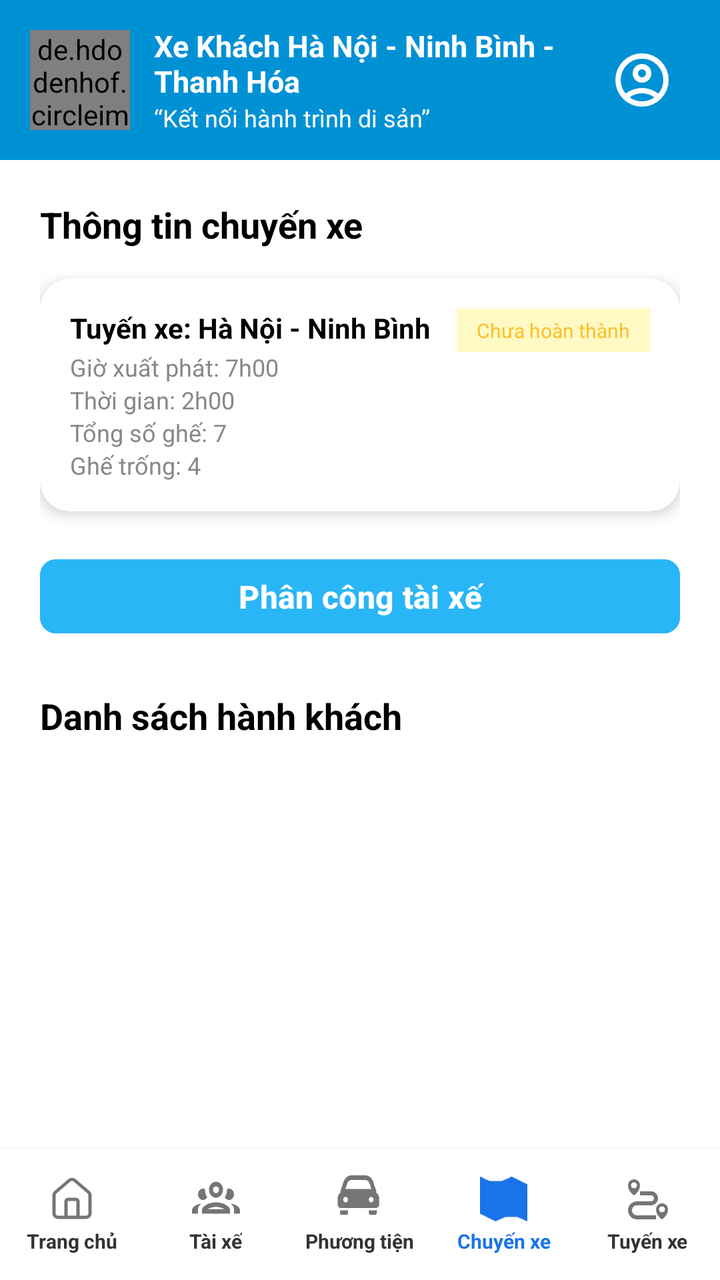
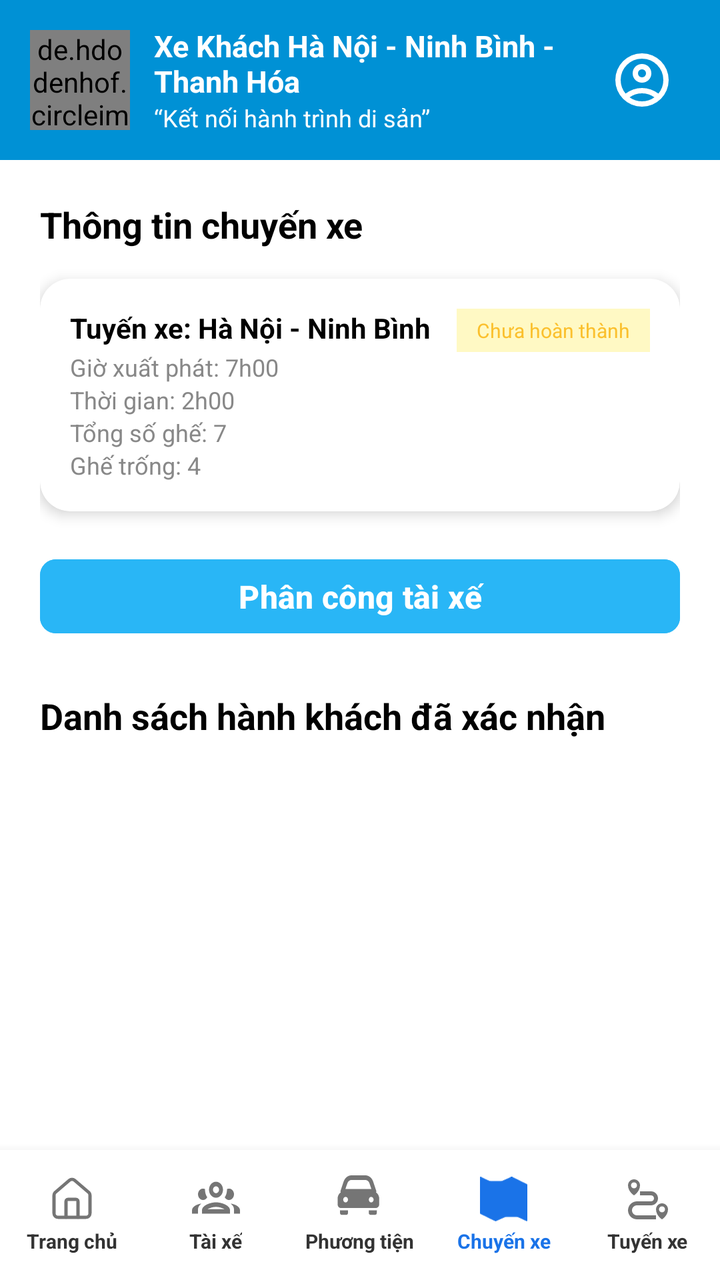

Compare the two renders of this Android layout. The source of the first and the diff that turns it into the second are given below.
<!-- AndroidManifest.xml: application theme Theme.VeXeApp -->
<!-- res/layout/activity_trip_detail.xml -->
<?xml version="1.0" encoding="utf-8"?>
<androidx.constraintlayout.widget.ConstraintLayout xmlns:android="http://schemas.android.com/apk/res/android"
    xmlns:app="http://schemas.android.com/apk/res-auto"
    android:layout_width="match_parent"
    android:layout_height="match_parent"
    android:background="#FFFFFF">

    
    <LinearLayout
        android:id="@+id/header"
        android:layout_width="match_parent"
        android:layout_height="80dp"
        android:background="#0091D5"
        android:gravity="center_vertical"
        android:orientation="horizontal"
        android:paddingHorizontal="15dp"
        app:layout_constraintTop_toTopOf="parent">

        <de.hdodenhof.circleimageview.CircleImageView
            android:id="@+id/imgLogo"
            android:layout_width="50dp"
            android:layout_height="50dp"
            android:src="@drawable/logo"
            app:civ_border_color="@color/white"
            app:civ_border_width="1dp" />

        <LinearLayout
            android:layout_width="0dp"
            android:layout_height="wrap_content"
            android:layout_marginStart="12dp"
            android:layout_weight="1"
            android:orientation="vertical">

            <TextView
                android:layout_width="wrap_content"
                android:layout_height="wrap_content"
                android:text="@string/nha_xe_name"
                android:textColor="@color/white"
                android:textSize="15sp"
                android:textStyle="bold" />

            <TextView
                android:layout_width="wrap_content"
                android:layout_height="wrap_content"
                android:text="“Kết nối hành trình di sản”"
                android:textColor="@color/white"
                android:textSize="12sp" />
        </LinearLayout>

        <ImageView
            android:id="@+id/imgOpProfile"
            android:layout_width="48dp"
            android:layout_height="48dp"
            android:padding="8dp"
            android:src="@drawable/account_circle"
            app:tint="@color/white" />
    </LinearLayout>

    <ScrollView
        android:layout_width="match_parent"
        android:layout_height="0dp"
        app:layout_constraintBottom_toTopOf="@+id/bottom_nav"
        app:layout_constraintTop_toBottomOf="@id/header">

        <LinearLayout
            android:layout_width="match_parent"
            android:layout_height="wrap_content"
            android:orientation="vertical"
            android:padding="20dp">

            <TextView
                android:layout_width="wrap_content"
                android:layout_height="wrap_content"
                android:text="Thông tin chuyến xe"
                android:textColor="#000000"
                android:textSize="18sp"
                android:textStyle="bold"
                android:layout_marginBottom="15dp"/>

            
            <androidx.cardview.widget.CardView
                android:layout_width="match_parent"
                android:layout_height="wrap_content"
                app:cardCornerRadius="15dp"
                app:cardElevation="4dp"
                android:layout_marginBottom="20dp">

                <RelativeLayout
                    android:layout_width="match_parent"
                    android:layout_height="wrap_content"
                    android:padding="15dp">

                    <LinearLayout
                        android:layout_width="wrap_content"
                        android:layout_height="wrap_content"
                        android:orientation="vertical">

                        <TextView
                            android:id="@+id/tvRouteName"
                            android:layout_width="wrap_content"
                            android:layout_height="wrap_content"
                            android:text="Tuyến xe: Hà Nội - Ninh Bình"
                            android:textColor="#000000"
                            android:textStyle="bold"
                            android:textSize="14sp" />

                        <TextView
                            android:id="@+id/tvTime"
                            android:layout_width="wrap_content"
                            android:layout_height="wrap_content"
                            android:text="Giờ xuất phát: 7h00"
                            android:textColor="#888888"
                            android:textSize="12sp"
                            android:layout_marginTop="2dp"/>

                        <TextView
                            android:id="@+id/tvDuration"
                            android:layout_width="wrap_content"
                            android:layout_height="wrap_content"
                            android:text="Thời gian: 2h00"
                            android:textColor="#888888"
                            android:textSize="12sp" />

                        <TextView
                            android:id="@+id/tvTotalSeats"
                            android:layout_width="wrap_content"
                            android:layout_height="wrap_content"
                            android:text="Tổng số ghế: 7"
                            android:textColor="#888888"
                            android:textSize="12sp" />

                        <TextView
                            android:id="@+id/tvAvailableSeats"
                            android:layout_width="wrap_content"
                            android:layout_height="wrap_content"
                            android:text="Ghế trống: 4"
                            android:textColor="#888888"
                            android:textSize="12sp" />

                    </LinearLayout>

                    <LinearLayout
                        android:id="@+id/layoutStatusSelection"
                        android:layout_width="wrap_content"
                        android:layout_height="wrap_content"
                        android:layout_alignParentEnd="true"
                        android:orientation="vertical"
                        android:gravity="end">

                        <TextView
                            android:id="@+id/tvStatus"
                            android:layout_width="wrap_content"
                            android:layout_height="wrap_content"
                            android:background="#FFF9C4"
                            android:paddingHorizontal="10dp"
                            android:paddingVertical="4dp"
                            android:text="Chưa hoàn thành"
                            android:textColor="#FBC02D"
                            android:textSize="10sp"
                            android:clickable="true"
                            android:focusable="true"/>

                        <TextView
                            android:id="@+id/tvStatusOption"
                            android:layout_width="wrap_content"
                            android:layout_height="wrap_content"
                            android:layout_marginTop="5dp"
                            android:background="#E8F5E9"
                            android:paddingHorizontal="10dp"
                            android:paddingVertical="4dp"
                            android:text="Hoàn thành"
                            android:textColor="#4CAF50"
                            android:textSize="10sp"
                            android:visibility="gone"
                            android:clickable="true"
                            android:focusable="true"/>
                    </LinearLayout>
                </RelativeLayout>
            </androidx.cardview.widget.CardView>

            <com.google.android.material.button.MaterialButton
                android:id="@+id/btnAssign"
                android:layout_width="match_parent"
                android:layout_height="45dp"
                android:backgroundTint="#29B6F6"
                android:text="Phân công tài xế"
                android:textAllCaps="false"
                android:textSize="16sp"
                android:textStyle="bold"
                app:cornerRadius="8dp" />

            <TextView
                android:layout_width="wrap_content"
                android:layout_height="wrap_content"
                android:text="Danh sách hành khách"
                android:textColor="#000000"
                android:textSize="18sp"
                android:textStyle="bold"
                android:layout_marginTop="25dp"
                android:layout_marginBottom="15dp"/>

            <androidx.recyclerview.widget.RecyclerView
                android:id="@+id/rvPassengers"
                android:layout_width="match_parent"
                android:layout_height="wrap_content"
                android:nestedScrollingEnabled="false" />

        </LinearLayout>
    </ScrollView>

    
    <LinearLayout
        android:id="@+id/bottom_nav"
        android:layout_width="match_parent"
        android:layout_height="65dp"
        android:background="@color/white"
        android:elevation="8dp"
        android:orientation="horizontal"
        android:gravity="center_vertical"
        app:layout_constraintBottom_toBottomOf="parent">
        <LinearLayout android:id="@+id/nav_home_op_main" android:layout_width="0dp" android:layout_height="wrap_content" android:layout_weight="1" android:gravity="center" android:orientation="vertical"><ImageView android:layout_width="24dp" android:layout_height="24dp" android:src="@drawable/tc" app:tint="#757575"/><TextView android:layout_width="wrap_content" android:layout_height="wrap_content" android:text="Trang chủ" android:textSize="10sp" android:textColor="#333333" android:textStyle="bold" android:layout_marginTop="2dp"/></LinearLayout>
        <LinearLayout android:id="@+id/nav_driver_op" android:layout_width="0dp" android:layout_height="wrap_content" android:layout_weight="1" android:gravity="center" android:orientation="vertical"><ImageView android:layout_width="24dp" android:layout_height="24dp" android:src="@drawable/taixe" app:tint="#757575" /><TextView android:layout_width="wrap_content" android:layout_height="wrap_content" android:text="Tài xế" android:textSize="10sp" android:textColor="#333333" android:textStyle="bold" android:layout_marginTop="2dp" /></LinearLayout>
        <LinearLayout android:id="@+id/nav_vehicle_op" android:layout_width="0dp" android:layout_height="wrap_content" android:layout_weight="1" android:gravity="center" android:orientation="vertical"><ImageView android:layout_width="24dp" android:layout_height="24dp" android:src="@drawable/pt" app:tint="#757575" /><TextView android:layout_width="wrap_content" android:layout_height="wrap_content" android:text="Phương tiện" android:textSize="10sp" android:textColor="#333333" android:textStyle="bold" android:layout_marginTop="2dp" /></LinearLayout>
        <LinearLayout android:id="@+id/nav_trip_op" android:layout_width="0dp" android:layout_height="wrap_content" android:layout_weight="1" android:gravity="center" android:orientation="vertical"><ImageView android:layout_width="24dp" android:layout_height="24dp" android:src="@drawable/cx" app:tint="#1A73E8" /><TextView android:layout_width="wrap_content" android:layout_height="wrap_content" android:text="Chuyến xe" android:textSize="10sp" android:textColor="#1A73E8" android:textStyle="bold" android:layout_marginTop="2dp" /></LinearLayout>
        <LinearLayout android:id="@+id/nav_route_op" android:layout_width="0dp" android:layout_height="wrap_content" android:layout_weight="1" android:gravity="center" android:orientation="vertical"><ImageView android:layout_width="24dp" android:layout_height="24dp" android:src="@drawable/txe" app:tint="#757575" /><TextView android:layout_width="wrap_content" android:layout_height="wrap_content" android:text="Tuyến xe" android:textSize="10sp" android:textColor="#333333" android:textStyle="bold" android:layout_marginTop="2dp" /></LinearLayout>
    </LinearLayout>

</androidx.constraintlayout.widget.ConstraintLayout>
<!-- resources referenced by this layout -->
<resources>
  <color name="white">#FFFFFFFF</color>
  <!-- drawable tc (drawable) -->
  <vector xmlns:android="http://schemas.android.com/apk/res/android"
      android:width="45dp"
      android:height="45dp"
      android:viewportWidth="45"
      android:viewportHeight="45">
    <path
        android:pathData="M28.125,39.375V24.375C28.125,23.878 27.927,23.401 27.576,23.049C27.224,22.698 26.747,22.5 26.25,22.5H18.75C18.253,22.5 17.776,22.698 17.424,23.049C17.073,23.401 16.875,23.878 16.875,24.375V39.375"
        android:strokeLineJoin="round"
        android:strokeWidth="3"
        android:fillColor="#00000000"
        android:strokeColor="#858383"
        android:strokeLineCap="round"/>
    <path
        android:pathData="M5.625,18.75C5.625,18.205 5.744,17.666 5.973,17.171C6.203,16.676 6.538,16.237 6.954,15.885L20.079,4.637C20.756,4.065 21.614,3.751 22.5,3.751C23.386,3.751 24.244,4.065 24.921,4.637L38.046,15.885C38.462,16.237 38.797,16.676 39.027,17.171C39.256,17.666 39.375,18.205 39.375,18.75V35.625C39.375,36.62 38.98,37.573 38.277,38.277C37.573,38.98 36.62,39.375 35.625,39.375H9.375C8.38,39.375 7.427,38.98 6.723,38.277C6.02,37.573 5.625,36.62 5.625,35.625V18.75Z"
        android:strokeWidth="3"
        android:fillColor="#00000000"
        android:strokeColor="#858383"/>
  </vector>
  <!-- drawable txe (drawable) -->
  <vector xmlns:android="http://schemas.android.com/apk/res/android"
      android:width="45dp"
      android:height="45dp"
      android:viewportWidth="45"
      android:viewportHeight="45">
    <path
        android:pathData="M9.375,18.75C9.375,18.75 15,15.356 15,9.375C15,6.281 12.469,3.75 9.375,3.75C6.281,3.75 3.75,6.281 3.75,9.375C3.75,15.356 9.375,18.75 9.375,18.75ZM9.375,6.563C10.931,6.563 12.188,7.819 12.188,9.375C12.188,10.931 10.931,12.188 9.375,12.188C7.819,12.188 6.563,10.931 6.563,9.375C6.563,7.819 7.819,6.563 9.375,6.563ZM35.625,26.25C32.531,26.25 30,28.781 30,31.875C30,37.856 35.625,41.25 35.625,41.25C35.625,41.25 41.25,37.856 41.25,31.875C41.25,28.781 38.719,26.25 35.625,26.25ZM35.625,34.688C34.069,34.688 32.813,33.431 32.813,31.875C32.813,30.319 34.069,29.063 35.625,29.063C37.181,29.063 38.438,30.319 38.438,31.875C38.438,33.431 37.181,34.688 35.625,34.688Z"
        android:fillColor="#858383"/>
    <path
        android:pathData="M7.5,32.813C7.5,31.569 7.994,30.377 8.873,29.498C9.752,28.619 10.944,28.125 12.188,28.125H25.313C28.931,28.125 31.875,25.181 31.875,21.563C31.875,17.944 28.931,15 25.313,15H15V18.75H25.313C26.869,18.75 28.125,20.006 28.125,21.563C28.125,23.119 26.869,24.375 25.313,24.375H12.188C7.537,24.375 3.75,28.163 3.75,32.813C3.75,37.463 7.537,41.25 12.188,41.25H30V37.5H12.188C10.944,37.5 9.752,37.006 8.873,36.127C7.994,35.248 7.5,34.056 7.5,32.813Z"
        android:fillColor="#858383"/>
  </vector>
  <string name="nha_xe_name">Xe Khách Hà Nội - Ninh Bình - Thanh Hóa</string>
  <style name="Theme.VeXeApp" parent="Base.Theme.VeXeApp" />
  <style name="Base.Theme.VeXeApp" parent="Theme.Material3.DayNight.NoActionBar">
          
      </style>
  <!-- unchanged entries left out for length: 5 -->
</resources>

<!-- the commit's change to res/layout/activity_trip_detail.xml (unified diff, before → after) -->
@@ -189,10 +189,38 @@
                 android:textStyle="bold"
                 app:cornerRadius="8dp" />
 
-            <TextView
-                android:layout_width="wrap_content"
-                android:layout_height="wrap_content"
-                android:text="Danh sách hành khách"
+            
+            <LinearLayout
+                android:id="@+id/layoutPendingTickets"
+                android:layout_width="match_parent"
+                android:layout_height="wrap_content"
+                android:orientation="vertical"
+                android:layout_marginTop="20dp"
+                android:background="#FFF8E1"
+                android:padding="12dp"
+                android:visibility="gone">
+
+                <TextView
+                    android:id="@+id/tvPendingTitle"
+                    android:layout_width="wrap_content"
+                    android:layout_height="wrap_content"
+                    android:text="🔔 Vé chờ nhà xe xác nhận"
+                    android:textColor="#E65100"
+                    android:textSize="16sp"
+                    android:textStyle="bold"
+                    android:layout_marginBottom="8dp"/>
+
+                <LinearLayout
+                    android:id="@+id/containerPendingTickets"
+                    android:layout_width="match_parent"
+                    android:layout_height="wrap_content"
+                    android:orientation="vertical" />
+            </LinearLayout>
+
+            <TextView
+                android:layout_width="wrap_content"
+                android:layout_height="wrap_content"
+                android:text="Danh sách hành khách đã xác nhận"
                 android:textColor="#000000"
                 android:textSize="18sp"
                 android:textStyle="bold"
